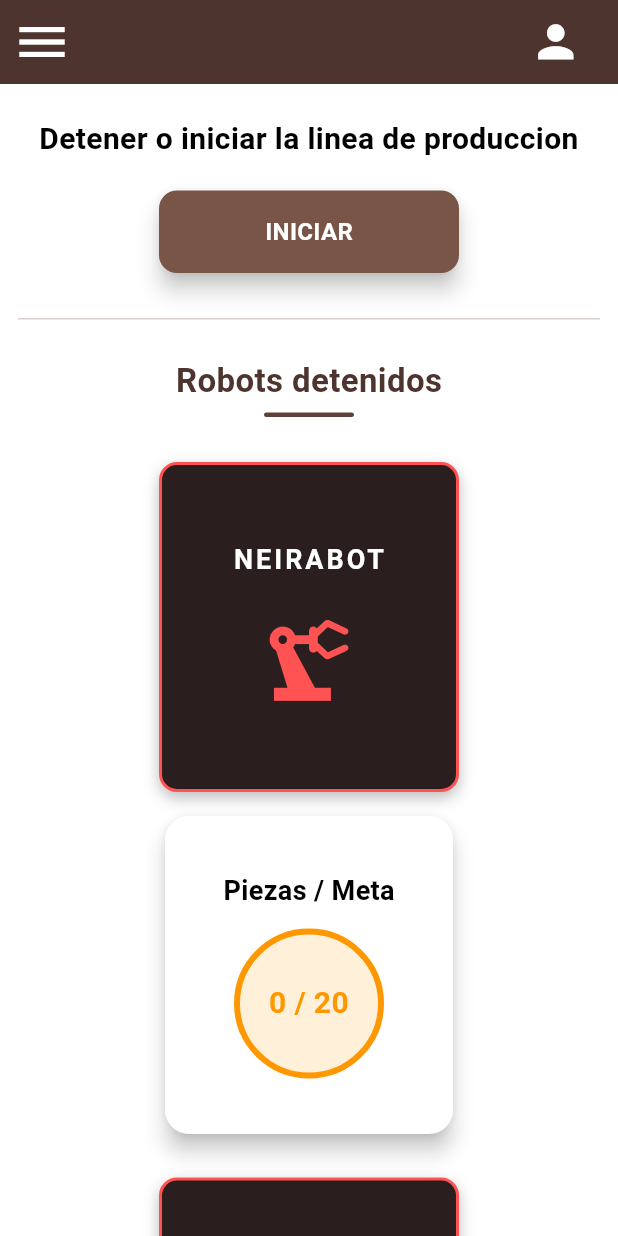
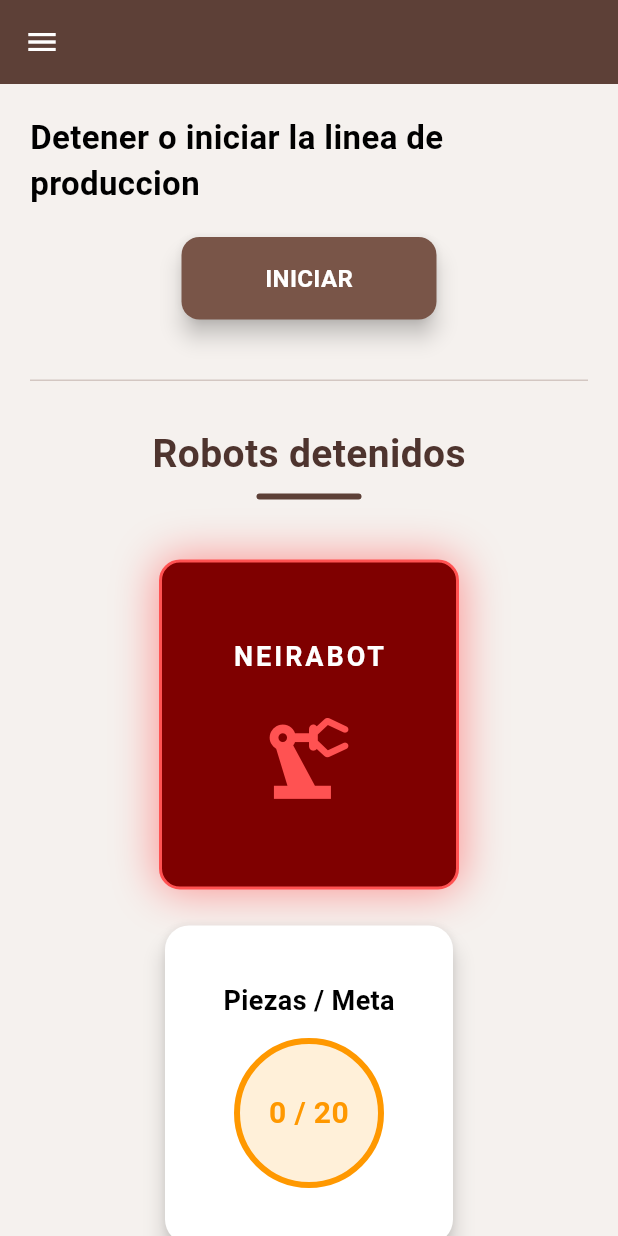
Before and after one commit to Neira497/linea, a Flutter app: the DashboardPage screen opened directly, on a phone screen of 412 x 824 dp. Run offline on Flutter 3.47's test engine with Material 3 defaults, Android fonts, the phone set to English and light mode, and no system bars; our stand-ins replace awesome_dialog, cloud_firestore, firebase_auth, firebase_core; accounts and stored records are empty.

Commit message:
Feat: Frontend del dashboard multiplataforma quedo

```diff
--- a/lib/pages/dashboard_page.dart
+++ b/lib/pages/dashboard_page.dart
@@ -1,9 +1,9 @@
 import 'package:flutter/material.dart';
 import 'package:firebase_auth/firebase_auth.dart';
 import 'package:linea/pages/dashboard_usuarios_page.dart';
+import 'package:linea/pages/login_page.dart';
 import 'package:linea/pages/perfil_page.dart';
 import 'package:linea/pages/reportes_page.dart';
-import 'package:linea/widgets/responsive_widget.dart';
 import 'package:linea/data/user_data.dart';
 import 'package:linea/model/user_model.dart';
 
@@ -20,7 +20,7 @@
   UserModel? usuario;
   bool cargandoUsuario = true;
 
-  final Color cafeApp = Colors.brown.shade800;
+  final Color cafeApp = const Color(0xFF5D4037);
 
   @override
   void initState() {
@@ -51,69 +51,27 @@
 
   @override
   Widget build(BuildContext context) {
-    bool isDesktop = ResponsiveWidget.isDesktop(context);
+    final width = MediaQuery.of(context).size.width;
+
+    /// Solo desktop real
+    final bool isDesktop = width >= 1200;
 
     return Scaffold(
       appBar: isDesktop
           ? null
           : AppBar(
-              backgroundColor: cafeApp, // ✅ mismo color
+              backgroundColor: cafeApp,
               iconTheme: const IconThemeData(color: Colors.white),
               leading: Builder(
                 builder: (context) {
                   return IconButton(
-                    icon: const Icon(Icons.menu, size: 40),
+                    icon: const Icon(Icons.menu),
                     onPressed: () {
                       Scaffold.of(context).openDrawer();
                     },
                   );
                 },
               ),
-              actions: [
-                Padding(
-                  padding: const EdgeInsets.only(right: 16),
-                  child: cargandoUsuario
-                      ? const SizedBox(
-                          width: 20,
-                          height: 20,
-                          child: CircularProgressIndicator(
-                            strokeWidth: 2,
-                            color: Colors.white,
-                          ),
-                        )
-                      : Row(
-                          children: [
-                            const Icon(
-                              Icons.person,
-                              color: Colors.white,
-                              size: 35,
-                            ),
-                            const SizedBox(width: 8),
-                            Column(
-                              mainAxisAlignment: MainAxisAlignment.center,
-                              crossAxisAlignment: CrossAxisAlignment.start,
-                              children: [
-                                Text(
-                                  usuario?.nombre ?? "",
-                                  style: const TextStyle(
-                                    color: Colors.white,
-                                    fontSize: 17,
-                                    fontWeight: FontWeight.bold,
-                                  ),
-                                ),
-                                Text(
-                                  usuario?.puesto ?? "",
-                                  style: const TextStyle(
-                                    color: Colors.white70,
-                                    fontSize: 11,
-                                  ),
-                                ),
-                              ],
-                            ),
-                          ],
-                        ),
-                ),
-              ],
             ),
       drawer: isDesktop ? null : _buildDrawer(),
       body: Row(
@@ -140,13 +98,16 @@
           setState(() {
             selectedIndex = index;
           });
+
+          if (Navigator.of(context).canPop()) {
+            Navigator.of(context).pop();
+          }
         },
-        child: AnimatedContainer(
-          duration: const Duration(milliseconds: 200),
+        child: Container(
           height: 52,
           padding: const EdgeInsets.symmetric(horizontal: 20),
           decoration: BoxDecoration(
-            color: isSelected ? cafeApp.withValues(alpha: .08) : Colors.transparent,
+            color: isSelected ? cafeApp.withOpacity(.08) : Colors.transparent,
             border: Border(
               left: BorderSide(
                 color: isSelected ? cafeApp : Colors.transparent,
@@ -161,7 +122,6 @@
               Expanded(
                 child: Text(
                   title,
-                  overflow: TextOverflow.ellipsis,
                   style: TextStyle(
                     fontSize: 14,
                     fontWeight: isSelected ? FontWeight.w600 : FontWeight.w500,
@@ -178,12 +138,13 @@
     return Container(
       color: Colors.white,
       child: SafeArea(
-        child: Column(
+        top: false,
+        child: ListView(
+          padding: EdgeInsets.zero,
           children: [
-            /// 🔥 HEADER MISMO COLOR QUE APPBAR
+            /// HEADER
             Container(
               height: 120,
-              width: double.infinity,
               padding: const EdgeInsets.symmetric(horizontal: 20),
               decoration: BoxDecoration(color: cafeApp),
               child: cargandoUsuario
@@ -196,7 +157,7 @@
                           width: 44,
                           height: 44,
                           decoration: BoxDecoration(
-                            color: Colors.white.withValues(alpha: .15),
+                            color: Colors.white.withOpacity(.15),
                             shape: BoxShape.circle,
                           ),
                           child: const Icon(Icons.person, color: Colors.white),
@@ -209,7 +170,6 @@
                             children: [
                               Text(
                                 usuario?.nombre ?? "",
-                                overflow: TextOverflow.ellipsis,
                                 style: const TextStyle(
                                   fontSize: 14,
                                   fontWeight: FontWeight.w600,
@@ -219,7 +179,6 @@
                               const SizedBox(height: 2),
                               Text(
                                 usuario?.puesto ?? "",
-                                overflow: TextOverflow.ellipsis,
                                 style: const TextStyle(
                                   fontSize: 12,
                                   color: Colors.white70,
@@ -234,10 +193,8 @@
 
             const Divider(height: 1),
 
-            Expanded(
-              child: Column(
-                children: [
             const SizedBox(height: 10),
+
             buildItem(
               index: 1,
               icon: Icons.dashboard_outlined,
@@ -248,25 +205,51 @@
               icon: Icons.bar_chart_outlined,
               title: "Reportes",
             ),
-                  buildItem(
-                    index: 2,
-                    icon: Icons.person_outline,
-                    title: "Perfil",
+            buildItem(index: 2, icon: Icons.person_outline, title: "Perfil"),
+
+            const SizedBox(height: 30),
+
+            /// BOTÓN CERRAR SESIÓN
+            Padding(
+              padding: const EdgeInsets.symmetric(horizontal: 16),
+              child: InkWell(
+                onTap: () async {
+                  await FirebaseAuth.instance.signOut();
+
+                  Navigator.pushAndRemoveUntil(
+                    context,
+                    MaterialPageRoute(builder: (context) => const LoginPage()),
+                    (route) => false, // 🔥 elimina todo el historial
+                  );
+                },
+                child: Container(
+                  height: 45,
+                  decoration: BoxDecoration(
+                    color: Colors.red,
+                    borderRadius: BorderRadius.circular(8),
                   ),
-                ],
+                  child: const Center(
+                    child: Text(
+                      "Cerrar sesión",
+                      style: TextStyle(
+                        color: Colors.white,
+                        fontWeight: FontWeight.bold,
+                      ),
+                    ),
+                  ),
+                ),
               ),
             ),
 
+            const SizedBox(height: 30),
+
             const Divider(height: 1),
 
-            Padding(
-              padding: const EdgeInsets.all(16),
+            const Padding(
+              padding: EdgeInsets.all(16),
               child: Text(
                 "Sistema Línea v1.0",
-                style: TextStyle(
-                  fontSize: 11,
-                  color: grisTexto.withValues(alpha: .6),
-                ),
+                style: TextStyle(fontSize: 11, color: Color(0xFF9E9E9E)),
               ),
             ),
           ],
@@ -278,11 +261,11 @@
   Widget _buildContent() {
     switch (selectedIndex) {
       case 0:
-        return ReportesPage();
+        return const ReportesPage();
       case 1:
-        return DashboardUsuariosPage();
+        return const DashboardUsuariosPage();
       case 2:
-        return PerfilPage();
+        return const PerfilPage();
       default:
         return const SizedBox();
     }
--- a/lib/pages/dashboard_usuarios_page.dart
+++ b/lib/pages/dashboard_usuarios_page.dart
@@ -1,7 +1,6 @@
 import 'dart:async';
 import 'package:flutter/material.dart';
 import 'package:linea/widgets/mostrar_mensaje.dart';
-import 'package:linea/widgets/responsive_widget.dart';
 import 'package:linea/widgets/robot_section.dart';
 
 class DashboardUsuariosPage extends StatefulWidget {
@@ -25,15 +24,21 @@
   final Color fondoCafe = const Color(0xFFF5F1EE);
 
   @override
+  void dispose() {
+    timer?.cancel();
+    super.dispose();
+  }
+
+  @override
   Widget build(BuildContext context) {
-    final isDesktop = ResponsiveWidget.isDesktop(context);
+    final width = MediaQuery.of(context).size.width;
 
-    if (isDesktop) {
-      return LayoutBuilder(
-        builder: (context, constraints) {
+    final bool isDesktop = width >= 1200;
+    final bool isTablet = width >= 700 && width < 1200;
+
+    /// ================= DESKTOP Y TABLET =================
+    if (isDesktop || isTablet) {
       return Container(
-            width: double.infinity,
-            height: constraints.maxHeight,
         color: fondoCafe,
         child: Column(
           children: [
@@ -52,11 +57,13 @@
               ),
             ),
 
-                /// ===== CONTENIDO CENTRADO =====
             Expanded(
               child: Center(
+                child: SingleChildScrollView(
                   child: Container(
-                      constraints: const BoxConstraints(maxWidth: 1200),
+                    constraints: BoxConstraints(
+                      maxWidth: isDesktop ? 1200 : 900,
+                    ),
                     padding: const EdgeInsets.symmetric(
                       horizontal: 60,
                       vertical: 50,
@@ -69,53 +76,45 @@
                       boxShadow: [
                         BoxShadow(
                           blurRadius: 25,
-                            color: Colors.black.withValues(alpha: .08),
+                          color: Colors.black.withOpacity(.08),
                           offset: const Offset(0, 12),
                         ),
                       ],
                     ),
-                      child: _buildContenido(context, true),
+                    child: _buildContenido(isDesktop),
+                  ),
                 ),
               ),
             ),
           ],
         ),
       );
-        },
-      );
     }
 
-    /// ===== MOBILE =====
+    /// ================= MOBILE =================
     return SingleChildScrollView(
-      child: Padding(
-        padding: const EdgeInsets.all(12),
-        child: _buildContenido(context, false),
+      child: Container(
+        color: fondoCafe,
+        padding: const EdgeInsets.all(20),
+        child: _buildContenido(false),
       ),
     );
   }
 
-  Widget _buildContenido(BuildContext context, bool isDesktop) {
-    if (!isDesktop) {
-      /// ================= MOBILE MEJORADO =================
+  Widget _buildContenido(bool isDesktop) {
     return Column(
-        crossAxisAlignment: CrossAxisAlignment.center,
+      mainAxisSize: MainAxisSize.min,
       children: [
-          const SizedBox(height: 10),
-
         const Text(
           "Detener o iniciar la linea de produccion",
-            textAlign: TextAlign.center,
-            style: TextStyle(fontSize: 20, fontWeight: FontWeight.bold),
+          style: TextStyle(fontSize: 22, fontWeight: FontWeight.bold),
         ),
 
         const SizedBox(height: 20),
 
-          /// BOTÓN CENTRADO
+        /// BOTÓN
         SizedBox(
-            width: double.infinity,
-            child: Center(
-              child: SizedBox(
-                width: 200,
+          width: 170,
           height: 55,
           child: Material(
             elevation: 6,
@@ -123,10 +122,123 @@
             borderRadius: BorderRadius.circular(12),
             child: InkWell(
               borderRadius: BorderRadius.circular(12),
-                    onTap: () async {
+              onTap: _toggleLinea,
+              child: Center(
+                child: Text(
+                  funcionamientoLinea ? "DETENER" : "INICIAR",
+                  style: const TextStyle(
+                    fontSize: 16,
+                    fontWeight: FontWeight.bold,
+                    color: Colors.white,
+                  ),
+                ),
+              ),
+            ),
+          ),
+        ),
+
+        /// 🔥 CRONÓMETRO
+        if (!funcionamientoLinea && razonDetencion != null) ...[
+          const SizedBox(height: 20),
+          Text(
+            "Línea detenida por:",
+            style: TextStyle(fontWeight: FontWeight.bold, color: cafePrincipal),
+          ),
+          const SizedBox(height: 6),
+          Text(razonDetencion!, style: const TextStyle(fontSize: 18)),
+          const SizedBox(height: 6),
+          Text(
+            _formatearTiempo(tiempoDetenido),
+            style: const TextStyle(fontSize: 30, fontWeight: FontWeight.bold),
+          ),
+        ],
+
+        const SizedBox(height: 40),
+
+        Container(
+          height: 1,
+          width: double.infinity,
+          color: cafeClaro.withOpacity(.4),
+        ),
+
+        const SizedBox(height: 30),
+
+        /// TÍTULO ROBOTS
+        Column(
+          children: [
+            Text(
+              funcionamientoLinea
+                  ? "Robots en funcionamiento"
+                  : "Robots detenidos",
+              style: TextStyle(
+                fontSize: 26,
+                fontWeight: FontWeight.bold,
+                color: funcionamientoLinea ? cafeMedio : cafeOscuro,
+              ),
+            ),
+            const SizedBox(height: 8),
+            Container(
+              width: 70,
+              height: 4,
+              decoration: BoxDecoration(
+                color: funcionamientoLinea ? cafeClaro : cafePrincipal,
+                borderRadius: BorderRadius.circular(10),
+              ),
+            ),
+          ],
+        ),
+
+        const SizedBox(height: 40),
+
+        /// ===== ROBOTS =====
+        if (isDesktop)
+          Row(
+            mainAxisAlignment: MainAxisAlignment.center,
+            children: [
+              RobotSection(
+                funcionamientoLinea: funcionamientoLinea,
+                title: "NEIRABOT",
+                current: 0,
+                meta: 20,
+                tipo: "Piezas",
+              ),
+              const SizedBox(width: 140),
+              RobotSection(
+                funcionamientoLinea: funcionamientoLinea,
+                title: "ROBOT 2",
+                current: 10,
+                meta: 10,
+                tipo: "Cajas",
+              ),
+            ],
+          )
+        else
+          Column(
+            children: [
+              RobotSection(
+                funcionamientoLinea: funcionamientoLinea,
+                title: "NEIRABOT",
+                current: 0,
+                meta: 20,
+                tipo: "Piezas",
+              ),
+              const SizedBox(height: 40),
+              RobotSection(
+                funcionamientoLinea: funcionamientoLinea,
+                title: "ROBOT 2",
+                current: 10,
+                meta: 10,
+                tipo: "Cajas",
+              ),
+            ],
+          ),
+      ],
+    );
+  }
+
+  void _toggleLinea() async {
     if (funcionamientoLinea) {
       final razon = await seleccionarRazonDetencion(context);
-
       if (razon != null) {
         setState(() {
           funcionamientoLinea = false;
@@ -142,119 +254,10 @@
       });
       timer?.cancel();
     }
-                    },
-                    child: Center(
-                      child: Text(
-                        funcionamientoLinea ? "DETENER" : "INICIAR",
-                        style: const TextStyle(
-                          fontSize: 16,
-                          fontWeight: FontWeight.bold,
-                          color: Colors.white,
-                        ),
-                      ),
-                    ),
-                  ),
-                ),
-              ),
-            ),
-          ),
-
-          /// CRONÓMETRO ABAJO DEL BOTÓN
-          if (!funcionamientoLinea && razonDetencion != null) ...[
-            const SizedBox(height: 15),
-            Text(
-              "Línea detenida por:",
-              style: TextStyle(
-                fontWeight: FontWeight.bold,
-                color: cafePrincipal,
-              ),
-            ),
-            const SizedBox(height: 4),
-            Text(razonDetencion!, style: const TextStyle(fontSize: 18)),
-            const SizedBox(height: 6),
-            Text(
-              _formatearTiempo(tiempoDetenido),
-              style: const TextStyle(fontSize: 26, fontWeight: FontWeight.bold),
-            ),
-          ],
-
-          const SizedBox(height: 30),
-
-          Container(
-            height: 1,
-            width: double.infinity,
-            color: cafeClaro.withValues(alpha: .4),
-          ),
-
-          const SizedBox(height: 25),
-
-          /// TÍTULO ROBOTS MÁS COMPACTO
-          Column(
-            children: [
-              Text(
-                funcionamientoLinea
-                    ? "Robots en funcionamiento"
-                    : "Robots detenidos",
-                style: TextStyle(
-                  fontSize: 22,
-                  fontWeight: FontWeight.bold,
-                  color: funcionamientoLinea ? cafeMedio : cafeOscuro,
-                ),
-              ),
-              const SizedBox(height: 6),
-              Container(
-                width: 60,
-                height: 3,
-                decoration: BoxDecoration(
-                  color: funcionamientoLinea ? cafeClaro : cafePrincipal,
-                  borderRadius: BorderRadius.circular(10),
-                ),
-              ),
-            ],
-          ),
-
-          const SizedBox(height: 30),
-
-          /// ROBOTS MÁS JUNTOS
-          RobotSection(
-            funcionamientoLinea: funcionamientoLinea,
-            title: "NEIRABOT",
-            current: 0,
-            meta: 20,
-            tipo: "Piezas",
-          ),
-
-          const SizedBox(height: 25),
-
-          RobotSection(
-            funcionamientoLinea: funcionamientoLinea,
-            title: "ROBOT 2",
-            current: 10,
-            meta: 10,
-            tipo: "Cajas",
-          ),
-
-          const SizedBox(height: 20),
-        ],
-      );
-    }
-
-    /// ================= DESKTOP (LO DEJAMOS IGUAL) =================
-    return Column(
-      mainAxisSize: MainAxisSize.min,
-      children: [
-        // TU CÓDIGO ACTUAL DE DESKTOP
-        const Text(
-          "Detener o iniciar la linea de produccion",
-          style: TextStyle(fontSize: 22, fontWeight: FontWeight.bold),
-        ),
-        const SizedBox(height: 20),
-        // el resto lo dejas igual como ya lo tienes
-      ],
-    );
   }
 
   void _iniciarCronometro() {
+    timer?.cancel();
     timer = Timer.periodic(const Duration(seconds: 1), (t) {
       setState(() {
         tiempoDetenido += const Duration(seconds: 1);
--- a/lib/widgets/robot_cards.dart
+++ b/lib/widgets/robot_cards.dart
@@ -43,7 +43,9 @@
 
   @override
   Widget build(BuildContext context) {
-    final isDesktop = ResponsiveWidget.isDesktop(context);
+    final isDesktop =
+    ResponsiveWidget.isDesktop(context) ||
+    ResponsiveWidget.isTablet(context);
 
     /// 📱 MÓVIL → EXACTAMENTE COMO LO TENÍAS
     if (!isDesktop) {
--- a/lib/widgets/robot_section.dart
+++ b/lib/widgets/robot_section.dart
@@ -21,27 +21,42 @@
 
   @override
   Widget build(BuildContext context) {
-    final isDesktop = ResponsiveWidget.isDesktop(context);
+    final width = MediaQuery.of(context).size.width;
+    final orientation = MediaQuery.of(context).orientation;
 
-    return isDesktop
-        ? Row(
-            crossAxisAlignment: CrossAxisAlignment.start,
+    final bool isDesktop = width >= 1200;
+    final bool isLandscape = orientation == Orientation.landscape;
+
+    /// 💻 DESKTOP
+    if (isDesktop) {
+      return Row(
+        mainAxisSize: MainAxisSize.min,
         children: [
-              RobotCards(
-                funcionamientoLinea: funcionamientoLinea,
-                title: title,
-              ),
-              const SizedBox(width: 12), // 👈 juntos en horizontal
+          RobotCards(funcionamientoLinea: funcionamientoLinea, title: title),
+          const SizedBox(width: 20),
           PiezaMetaCard(current: current, meta: meta, tipo: tipo),
         ],
-          )
-        : Column(
+      );
+    }
+
+    /// 📱 MÓVIL LANDSCAPE
+    if (isLandscape) {
+      return Row(
+        mainAxisSize: MainAxisSize.min,
         children: [
-              RobotCards(
-                funcionamientoLinea: funcionamientoLinea,
-                title: title,
-              ),
-              const SizedBox(height: 12),
+          RobotCards(funcionamientoLinea: funcionamientoLinea, title: title),
+          const SizedBox(width: 20),
+          PiezaMetaCard(current: current, meta: meta, tipo: tipo),
+        ],
+      );
+    }
+
+    /// 📱 MÓVIL NORMAL (VERTICAL)
+    return Column(
+      mainAxisSize: MainAxisSize.min,
+      children: [
+        RobotCards(funcionamientoLinea: funcionamientoLinea, title: title),
+        const SizedBox(height: 20),
         PiezaMetaCard(current: current, meta: meta, tipo: tipo),
       ],
     );
```
Lines whose indentation alone changed are shown as unchanged.
